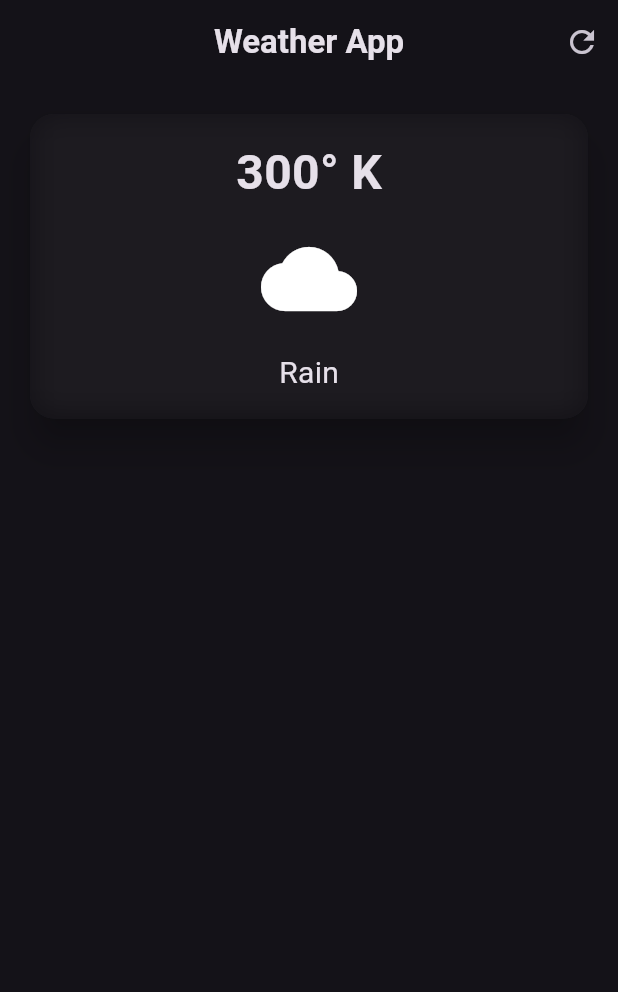
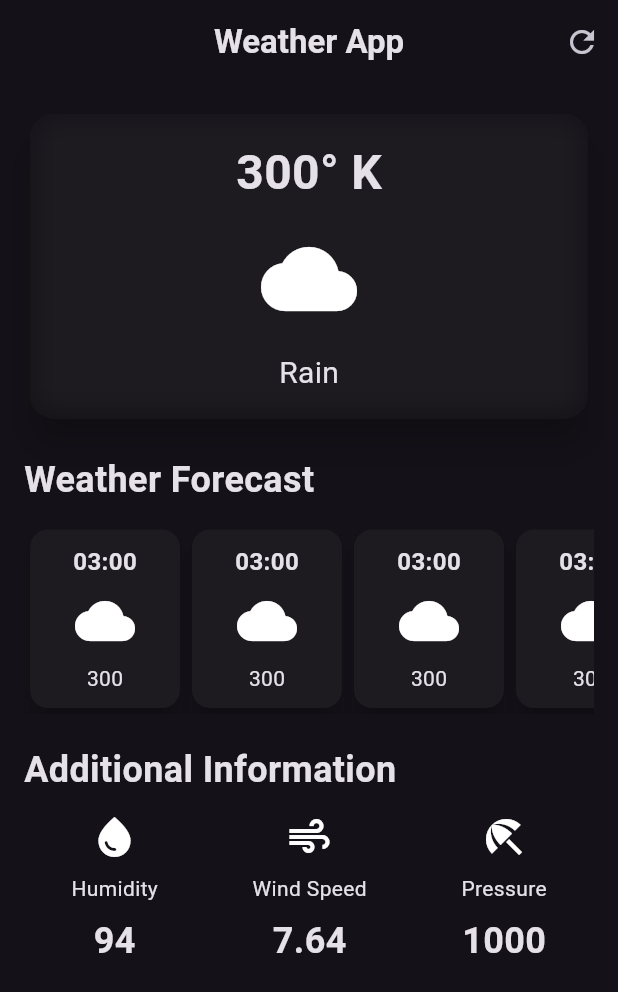
Before and after one commit to Sukanta2002/weather_app_flutter, a Flutter app: the screen it shows after launch, on a phone screen of 412 x 824 dp. Shown: the top 992 px of the screen. Run offline on Flutter 3.47's test engine with Material 2 defaults, Android fonts, the phone set to English and light mode, and no system bars.

Commit message:
make the home page ui

```diff
--- /dev/null
+++ b/lib/additional_info_item.dart
@@ -0,0 +1,36 @@
+import 'package:flutter/material.dart';
+
+class AdditionalInfoItem extends StatelessWidget {
+  final IconData icon;
+  final String lable;
+  final String value;
+  const AdditionalInfoItem({
+    super.key,
+    required this.icon,
+    required this.lable,
+    required this.value,
+  });
+
+  @override
+  Widget build(BuildContext context) {
+    return Column(
+      children: [
+        Icon(
+          icon,
+          size: 32,
+        ),
+        const SizedBox(
+          height: 8,
+        ),
+        Text(lable),
+        const SizedBox(
+          height: 8,
+        ),
+        Text(
+          value,
+          style: const TextStyle(fontSize: 24, fontWeight: FontWeight.bold),
+        ),
+      ],
+    );
+  }
+}
--- /dev/null
+++ b/lib/forecast_item_card.dart
@@ -0,0 +1,43 @@
+import 'package:flutter/material.dart';
+
+class ForecastItemCard extends StatelessWidget {
+  final String time;
+  final IconData icon;
+  final String temperature;
+  const ForecastItemCard(
+      {super.key,
+      required this.time,
+      required this.icon,
+      required this.temperature});
+
+  @override
+  Widget build(BuildContext context) {
+    return Card(
+      elevation: 6,
+      child: Container(
+        width: 100,
+        padding: const EdgeInsets.all(10),
+        decoration: BoxDecoration(borderRadius: BorderRadius.circular(12)),
+        child: Column(
+          children: [
+            Text(
+              time,
+              style: const TextStyle(fontSize: 16, fontWeight: FontWeight.bold),
+            ),
+            const SizedBox(
+              height: 8,
+            ),
+            Icon(
+              icon,
+              size: 40,
+            ),
+            const SizedBox(
+              height: 8,
+            ),
+            Text(temperature),
+          ],
+        ),
+      ),
+    );
+  }
+}
--- a/lib/home_page.dart
+++ b/lib/home_page.dart
@@ -1,6 +1,8 @@
 import 'dart:ui';
 
 import 'package:flutter/material.dart';
+import 'package:weather_app/additional_info_item.dart';
+import 'package:weather_app/forecast_item_card.dart';
 
 class HomePage extends StatefulWidget {
   const HomePage({super.key});
@@ -26,6 +28,7 @@ class _HomePageState extends State<HomePage> {
       body: Padding(
         padding: const EdgeInsets.all(16.0),
         child: Column(
+          crossAxisAlignment: CrossAxisAlignment.start,
           children: [
             // Main card
             SizedBox(
@@ -65,7 +68,53 @@ class _HomePageState extends State<HomePage> {
               ),
             ),
             // weather forecast card
+            const SizedBox(
+              height: 20,
+            ),
+            const Text(
+              'Weather Forecast',
+              style: TextStyle(fontSize: 24, fontWeight: FontWeight.bold),
+            ),
+            const SizedBox(
+              height: 12,
+            ),
+            const SingleChildScrollView(
+              scrollDirection: Axis.horizontal,
+              child: Row(
+                children: [
+                  ForecastItemCard(
+                      time: '03:00', icon: Icons.cloud, temperature: '300'),
+                  ForecastItemCard(
+                      time: '03:00', icon: Icons.cloud, temperature: '300'),
+                  ForecastItemCard(
+                      time: '03:00', icon: Icons.cloud, temperature: '300'),
+                  ForecastItemCard(
+                      time: '03:00', icon: Icons.cloud, temperature: '300'),
+                  ForecastItemCard(
+                      time: '03:00', icon: Icons.cloud, temperature: '300'),
+                ],
+              ),
+            ),
             // Additional card
+            const SizedBox(height: 20),
+            const Text(
+              'Additional Information',
+              style: TextStyle(fontSize: 24, fontWeight: FontWeight.bold),
+            ),
+            const SizedBox(
+              height: 12,
+            ),
+            const Row(
+              mainAxisAlignment: MainAxisAlignment.spaceAround,
+              children: [
+                AdditionalInfoItem(
+                    icon: Icons.water_drop, lable: 'Humidity', value: '94'),
+                AdditionalInfoItem(
+                    icon: Icons.air, lable: 'Wind Speed', value: '7.64'),
+                AdditionalInfoItem(
+                    icon: Icons.beach_access, lable: 'Pressure', value: '1000'),
+              ],
+            ),
           ],
         ),
       ),
```
Also changed, not shown: 1 other file.
